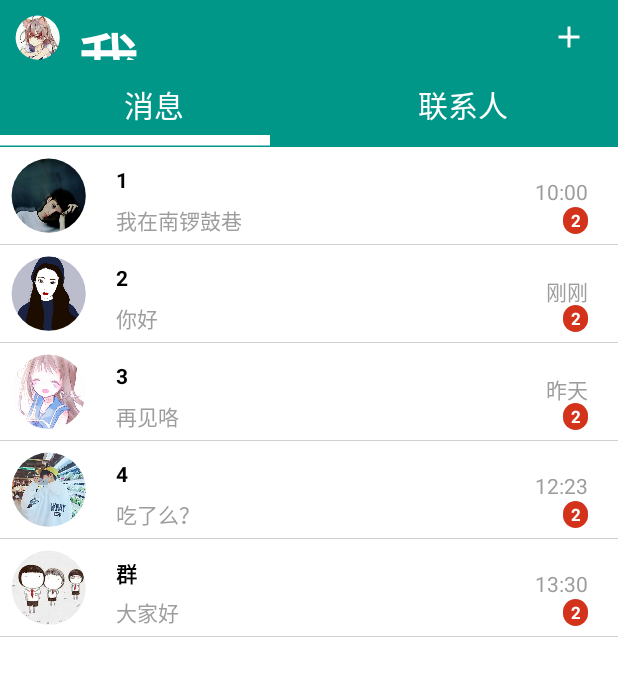
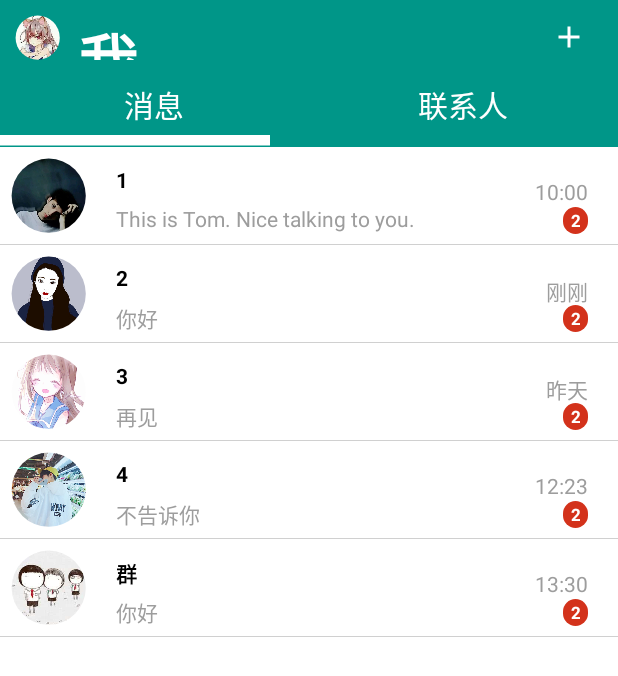
Before and after one commit to jingse/DG, an Android app: the MsgFragment screen opened directly, with no data from a screen before it, on a phone screen of 412 x 824 dp. Shown: the top 676 px of the screen. Run offline under Robolectric (Android 15) with nearby library versions, the phone set to English and light mode, and no system bars; our stand-ins replace CircleImageView; libraries missing offline, so code that uses them is left out: in.srain.cube; plain views replace PtrFrameLayout; 16 statements that could not run were skipped.

Commit message:
刷新消息

```diff
--- a/app/src/main/java/com/example/guihuan/chatwifitest/jsip_ua/impl/DeviceImpl.java
+++ b/app/src/main/java/com/example/guihuan/chatwifitest/jsip_ua/impl/DeviceImpl.java
@@ -17,6 +17,7 @@ import java.io.ObjectInputStream;
 import java.io.ObjectOutput;
 import java.io.ObjectOutputStream;
 import java.io.Serializable;
+import java.util.ArrayList;
 import java.util.HashMap;
 import java.util.List;
 
@@ -92,6 +93,8 @@ public class DeviceImpl implements IDevice,Serializable {
 		sipManager = new SipManager(sipProfile);
 //		soundManager = new SoundManager(context,sipProfile.getLocalIp());
 		sipManager.addSipEventListener(this);
+		reCallMsgList = new ArrayList<String>();
+		reCallMsgList.clear();
 	}
 
 	@Override
--- a/app/src/main/java/com/example/guihuan/chatwifitest/messages/MsgFragment.java
+++ b/app/src/main/java/com/example/guihuan/chatwifitest/messages/MsgFragment.java
@@ -114,6 +114,25 @@ public class MsgFragment extends Fragment {
                         mPtrFrame.refreshComplete();
 
 
+                        List<Msg> newMsgList = new ArrayList<>();
+                        for(int i = 0; i < msgList.size(); i++) {
+
+                        }
+                        Msg friend1 = new Msg("1", R.drawable.head1, "hah", "10:00", false);
+                        newMsgList.add(friend1);
+                        Msg friend2 = new Msg("2", R.drawable.head2, "hah", "刚刚", false);
+                        newMsgList.add(friend2);
+                        Msg friend3 = new Msg("3", R.drawable.head3, "hah", "昨天", false);
+                        newMsgList.add(friend3);
+                        Msg friend4 = new Msg("4", R.drawable.head4, "hah？", "12:23", false);
+                        newMsgList.add(friend4);
+                        Msg group1 = new Msg("群", R.drawable.headgroup, "hah", "13:30", false);
+                        newMsgList.add(group1);
+
+                        adapter = new MsgAdapter(getContext(), R.layout.msg_item, newMsgList);
+                        listView.setAdapter(adapter);
+
+
 
                         //mPtrFrame.autoRefresh();//自动刷新
                     }
@@ -196,24 +215,17 @@ public class MsgFragment extends Fragment {
                     temp.setLatestMsgTime(latestMsgTime);
                 }
             }
-            adapter.updataView(latestMsg, latestMsgTime, pos, listView);
-//            adapter.clear();
-//            List<Msg> newMsgList = new ArrayList<>();
-//            for(int i = 0; i < msgList.size(); i++) {
-//                Msg friend1 = new Msg("1", R.drawable.head1, "我在南锣鼓巷", "10:00", false);
-//                newMsgList.add(friend1);
-//                Msg friend2 = new Msg("2", R.drawable.head2, "你好", "刚刚", false);
-//                newMsgList.add(friend2);
-//                Msg friend3 = new Msg("3", R.drawable.head3, "再见咯", "昨天", false);
-//                newMsgList.add(friend3);
-//                Msg friend4 = new Msg("4", R.drawable.head4, "吃了么？", "12:23", false);
-//                newMsgList.add(friend4);
-//                Msg group1 = new Msg("群", R.drawable.headgroup, "大家好", "13:30", false);
-//                newMsgList.add(group1);
-//            }
+            //adapter.updataView(latestMsg, latestMsgTime, pos, listView);
+            //adapter.clear();
 
 
-           // adapter.notifyDataSetChanged();
+
+
+//            Msg msg = msgList.get(pos);
+//            msg.setLatestMsg(latestMsg);
+//            msg.setLatestMsgTime(latestMsgTime);
+//            msgList.set(pos, msg);
+//            adapter.notifyDataSetChanged();
 
             //Log.d("text",text);
             //editText.setText(text);
@@ -222,15 +234,15 @@ public class MsgFragment extends Fragment {
 
 
     private void initMessages() {
-        Msg friend1 = new Msg("1", R.drawable.head1, "我在南锣鼓巷", "10:00", false);
+        Msg friend1 = new Msg("1", R.drawable.head1, "This is Tom. Nice talking to you.", "10:00", false);
         msgList.add(friend1);
         Msg friend2 = new Msg("2", R.drawable.head2, "你好", "刚刚", false);
         msgList.add(friend2);
-        Msg friend3 = new Msg("3", R.drawable.head3, "再见咯", "昨天", false);
+        Msg friend3 = new Msg("3", R.drawable.head3, "再见", "昨天", false);
         msgList.add(friend3);
-        Msg friend4 = new Msg("4", R.drawable.head4, "吃了么？", "12:23", false);
+        Msg friend4 = new Msg("4", R.drawable.head4, "不告诉你", "12:23", false);
         msgList.add(friend4);
-        Msg group1 = new Msg("群", R.drawable.headgroup, "大家好", "13:30", false);
+        Msg group1 = new Msg("群", R.drawable.headgroup, "你好", "13:30", false);
         msgList.add(group1);
     }
 
```
Also changed, not shown: app/src/main/java/com/example/guihuan/chatwifitest/chat/ChatActivity.java (+14 -5 lines), app/src/main/java/com/example/guihuan/chatwifitest/messages/MsgAdapter.java (+22 -23 lines).
